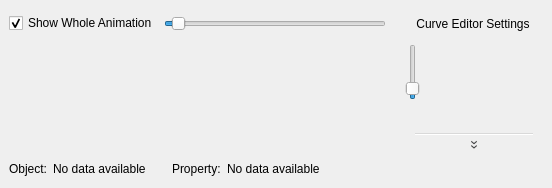
This is src/windows/ui/curve-editor.ui in OpenShot/openshot-qt as Qt 5 draws it before an edit. The edited form follows.
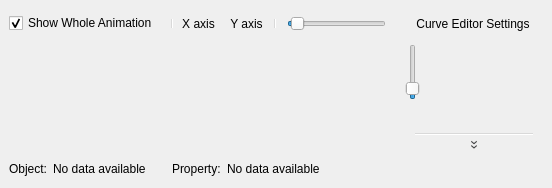
This is the edited form. Icons and pictures are not drawn.

Commit message:
Add editing capabilities to the Curve Editor
1) Add UI elements required for the simple edit of the animation curves
in the curve Editor.
2) Add functions and math required for animation edit and result
display.

The edit uses properties model update of the OpenShot itself to change
the animation (no direct edit envolved).

Patch:
```diff
--- a/src/windows/ui/curve-editor.ui
+++ b/src/windows/ui/curve-editor.ui
@@ -42,6 +42,20 @@
        </property>
       </widget>
      </item>
+     <item>
+      <widget class="QToolBar" name="zoomTimeToolBar">
+       <attribute name="toolBarArea">
+        <enum>NoToolBarArea</enum>
+       </attribute>
+       <attribute name="toolBarBreak">
+        <bool>false</bool>
+       </attribute>
+       <addaction name="separator"/>
+       <addaction name="actionOnly_X_axis"/>
+       <addaction name="actionOnly_Y_axis"/>
+       <addaction name="separator"/>
+      </widget>
+     </item>
      <item>
       <widget class="QSlider" name="sldrZoomTime">
        <property name="orientation">
@@ -203,5 +217,39 @@
    <string>Set zoom of the Value axis to x1.0</string>
   </property>
  </action>
+ <action name="actionOnly_X_axis">
+  <property name="checkable">
+   <bool>true</bool>
+  </property>
+  <property name="checked">
+   <bool>false</bool>
+  </property>
+  <property name="icon">
+   <iconset>../../images/x-axis.svg</iconset>
+  </property>
+  <property name="text">
+   <string>X axis</string>
+  </property>
+  <property name="toolTip">
+   <string>Key Point can move along Time (X) axis only, fixes Value</string>
+  </property>
+ </action>
+ <action name="actionOnly_Y_axis">
+  <property name="checkable">
+   <bool>true</bool>
+  </property>
+  <property name="checked">
+   <bool>false</bool>
+  </property>
+  <property name="icon">
+   <iconset>../../images/y-axis.svg</iconset>
+  </property>
+  <property name="text">
+   <string>Y axis</string>
+  </property>
+  <property name="toolTip">
+   <string>Key Point can move along Value (Y) axis only, fixes Time</string>
+  </property>
+ </action>
  </widget>
 </ui>
```
The commit also changes 3 other files.
